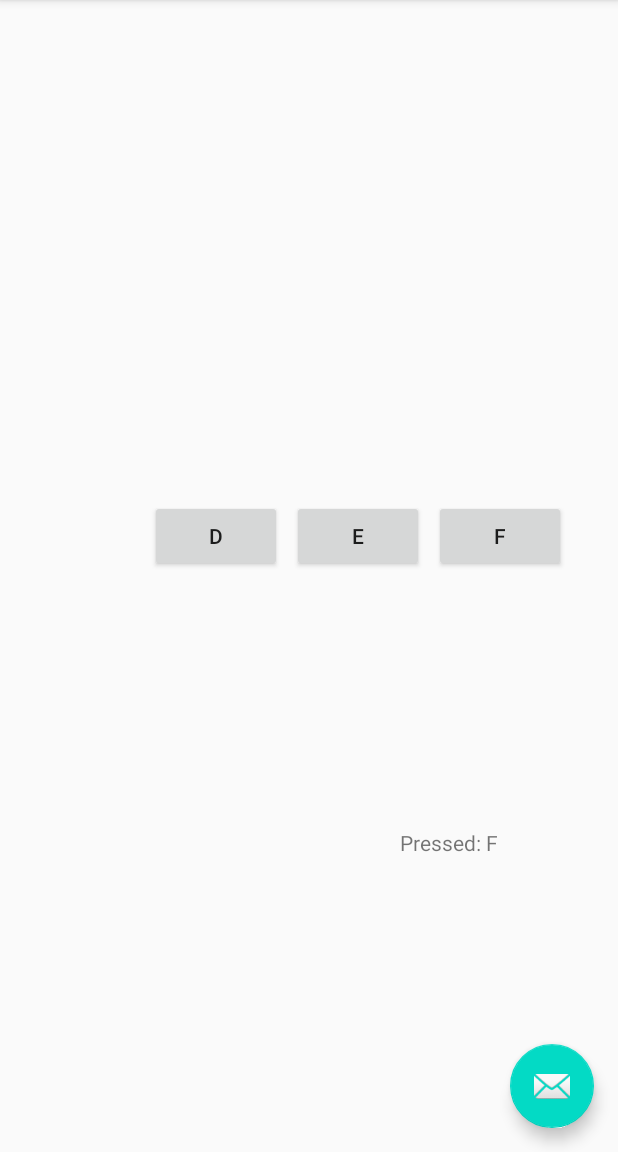
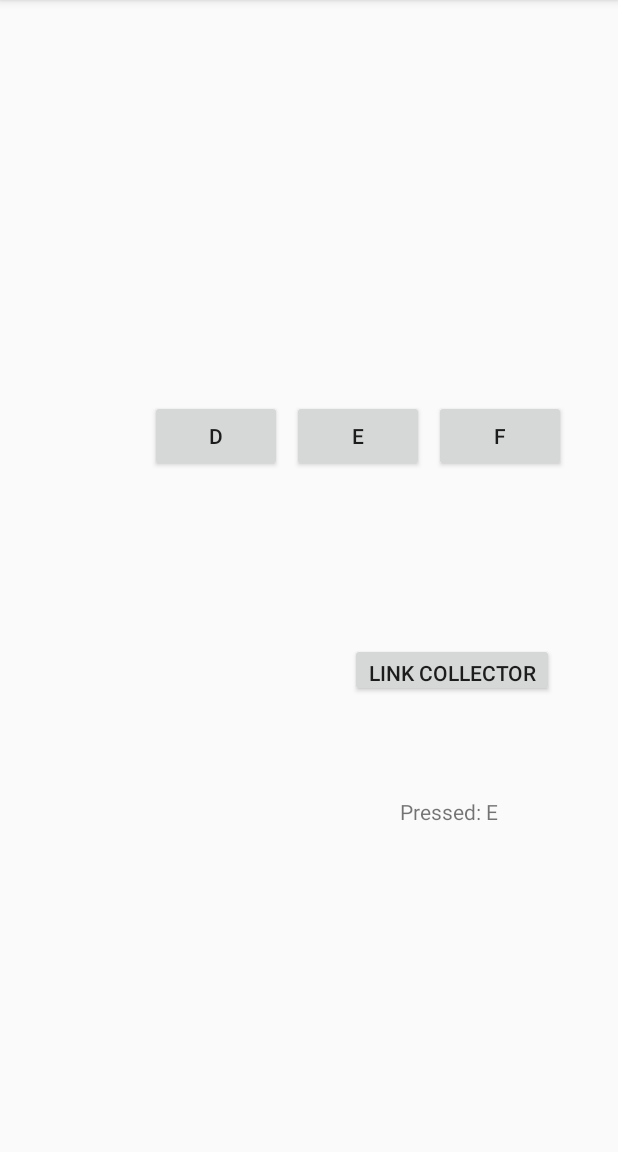
Before and after one commit to creasetopher/NUMAD20Su-ChristopherSims, an Android app: the SecondFragment screen opened through its navigation route, after a tap on an icon or button, on a phone screen of 412 x 824 dp, the part 84-1236 px from its top. Run offline under Robolectric (Android 15) with nearby library versions, the phone set to English and light mode, and no system bars; 1 other tap on this screen came first.

Commit message:
link collector

```diff
--- a/app/build.gradle
+++ b/app/build.gradle
@@ -8,7 +8,7 @@ android {
         applicationId "edu.neu.numad20su_christophersims"
         minSdkVersion 26
         targetSdkVersion 29
-        versionCode 1
+        versionCode 2
         versionName "1.0"
 
         testInstrumentationRunner "androidx.test.runner.AndroidJUnitRunner"
--- a/app/src/main/java/com/example/numad20su_christophersims/MainActivity.java
+++ b/app/src/main/java/com/example/numad20su_christophersims/MainActivity.java
@@ -27,32 +27,35 @@ public class MainActivity extends AppCompatActivity {
         Toolbar toolbar = findViewById(R.id.toolbar);
         setSupportActionBar(toolbar);
 
-        FloatingActionButton fab = findViewById(R.id.fab);
-        fab.setOnClickListener(new View.OnClickListener() {
-            @Override
-            public void onClick(View view) {
-
-                try {
-
-//                    Intent i = new Intent(MainActivity.this, SecondFragment.class);
-//                    startActivity(i);
-
-                NavHostFragment.findNavController(null)
-                        .navigate(R.id.action_FirstFragment_to_SecondFragment);
-
-//                Snackbar.make(view, "Email notifications coming soon!", Snackbar.LENGTH_LONG)
-//                        .setAction("Action", null).show();
-                }
-                catch (Exception e) {
-                    Log.v("M", e.getMessage());
-                }
-            }
-        });
-        ViewGroup.LayoutParams lparams = new ViewGroup.LayoutParams(
-                ViewGroup.LayoutParams.WRAP_CONTENT, ViewGroup.LayoutParams.WRAP_CONTENT);
-        TextView text = new TextView(this);
-        text.setLayoutParams(lparams);
-        text.setText("testerrrr");
+//        FloatingActionButton fab = findViewById(R.id.fab);
+//        fab.setOnClickListener(new View.OnClickListener() {
+//            @Override
+//            public void onClick(View view) {
+//
+//                try {
+//
+////                    Intent i = new Intent(MainActivity.this, SecondFragment.class);
+////                    startActivity(i);
+//
+//                NavHostFragment.findNavController(null)
+//                        .navigate(R.id.action_FirstFragment_to_SecondFragment);
+//
+////                Snackbar.make(view, "Email notifications coming soon!", Snackbar.LENGTH_LONG)
+////                        .setAction("Action", null).show();
+//
+//
+//                }
+//
+//                catch (Exception e) {
+//                    Log.v("M", e.getMessage());
+//                }
+//            }
+//        });
+//        ViewGroup.LayoutParams lparams = new ViewGroup.LayoutParams(
+//                ViewGroup.LayoutParams.WRAP_CONTENT, ViewGroup.LayoutParams.WRAP_CONTENT);
+//        TextView text = new TextView(this);
+//        text.setLayoutParams(lparams);
+////        text.setText("testerrrr");
     }
 
     @Override
--- a/app/src/main/java/com/example/numad20su_christophersims/SecondFragment.java
+++ b/app/src/main/java/com/example/numad20su_christophersims/SecondFragment.java
@@ -19,8 +19,6 @@ public class SecondFragment extends Fragment {
             LayoutInflater inflater, ViewGroup container,
             Bundle savedInstanceState
     ) {
-        // Inflate the layout for this fragment
-
         return inflater.inflate(R.layout.fragment_second, container, false);
 
     }
@@ -28,6 +26,8 @@ public class SecondFragment extends Fragment {
     public void onViewCreated(@NonNull View view, Bundle savedInstanceState) {
         super.onViewCreated(view, savedInstanceState);
         final TextView buttonPressedText =  (TextView)getView().findViewById(R.id.button_text_view);
+
+//        view.findViewById(R.id.button_seventh)
 
         view.findViewById(R.id.button_first).setOnClickListener(new View.OnClickListener() {
             @Override
@@ -58,6 +58,7 @@ public class SecondFragment extends Fragment {
             public void onClick(View view) {
                 buttonPressedText.setText("Pressed: D");
 
+
             }
         });
 
@@ -72,11 +73,21 @@ public class SecondFragment extends Fragment {
         view.findViewById(R.id.button_sixth).setOnClickListener(new View.OnClickListener() {
             @Override
             public void onClick(View view) {
-                buttonPressedText.setText("Pressed: F");
+                buttonPressedText.setText("Pressed: E");
+
+            }
+        });
+
+        view.findViewById(R.id.button_seventh).setOnClickListener(new View.OnClickListener() {
+            @Override
+            public void onClick(View view) {
+                NavHostFragment.findNavController(SecondFragment.this)
+                        .navigate(R.id.action_SecondFragment_to_ThirdFragment);
 
             }
         });
 
 
+
     }
 }
--- a/app/src/main/res/layout/activity_main.xml
+++ b/app/src/main/res/layout/activity_main.xml
@@ -22,12 +22,12 @@
 
     <include layout="@layout/content_main" />
 
-    <com.google.android.material.floatingactionbutton.FloatingActionButton
-        android:id="@+id/fab"
-        android:layout_width="wrap_content"
-        android:layout_height="wrap_content"
-        android:layout_gravity="bottom|end"
-        android:layout_margin="@dimen/fab_margin"
-        app:srcCompat="@android:drawable/ic_dialog_email" />
+<!--    <com.google.android.material.floatingactionbutton.FloatingActionButton-->
+<!--        android:id="@+id/fab"-->
+<!--        android:layout_width="wrap_content"-->
+<!--        android:layout_height="wrap_content"-->
+<!--        android:layout_gravity="bottom|end"-->
+<!--        android:layout_margin="@dimen/fab_margin"-->
+<!--        app:srcCompat="@android:drawable/ic_dialog_email" />-->
 
 </androidx.coordinatorlayout.widget.CoordinatorLayout>
--- a/app/src/main/res/layout/fragment_second.xml
+++ b/app/src/main/res/layout/fragment_second.xml
@@ -1,5 +1,6 @@
 <?xml version="1.0" encoding="utf-8"?>
-<androidx.constraintlayout.widget.ConstraintLayout xmlns:android="http://schemas.android.com/apk/res/android"
+<androidx.constraintlayout.widget.ConstraintLayout
+    xmlns:android="http://schemas.android.com/apk/res/android"
     xmlns:app="http://schemas.android.com/apk/res-auto"
     xmlns:tools="http://schemas.android.com/tools"
     android:layout_width="match_parent"
@@ -10,7 +11,7 @@
         android:layout_width="match_parent"
         android:layout_height="match_parent"
         android:orientation="vertical"
-        android:layout_marginTop="500px"
+        android:layout_marginTop="200px"
         >
 
         <LinearLayout android:id="@+id/linearLayout1"
@@ -19,6 +20,7 @@
             android:layout_alignParentLeft="true"
             android:layout_width="fill_parent"
             android:orientation="horizontal"
+            android:layout_marginTop="200px"
             >
 
             <Button
@@ -62,7 +64,7 @@
 
         <LinearLayout android:id="@+id/linearLayout2"
             android:layout_height="fill_parent"
-            android:layout_weight=".4"
+            android:layout_weight=".8"
             android:layout_alignParentLeft="true"
             android:layout_width="fill_parent"
             android:orientation="horizontal"
@@ -108,10 +110,35 @@
 
         </LinearLayout>
 
+        <LinearLayout android:id="@+id/linearLayout3"
+            android:layout_height="fill_parent"
+            android:layout_weight=".9"
+            android:layout_alignParentLeft="true"
+            android:layout_width="fill_parent"
+            android:orientation="horizontal"
+            android:layout_marginBottom="100px"
+            >
+
+            <Button
+                android:id="@+id/button_seventh"
+                android:layout_width="wrap_content"
+                android:layout_height="wrap_content"
+                android:layout_centerInParent="true"
+                android:text="@string/linkCollector"
+                app:layout_constraintBottom_toBottomOf="parent"
+                app:layout_constraintEnd_toEndOf="parent"
+                app:layout_constraintStart_toStartOf="parent"
+                app:layout_constraintTop_toBottomOf="parent"
+                android:layout_marginLeft="350px"
+                />
+
+
+        </LinearLayout>
+
         <LinearLayout
             android:layout_width="fill_parent"
             android:layout_height="400px"
-        android:orientation="horizontal"
+            android:orientation="horizontal"
             >
 
             <TextView
--- a/app/src/main/res/navigation/nav_graph.xml
+++ b/app/src/main/res/navigation/nav_graph.xml
@@ -10,19 +10,27 @@
         android:name="com.example.numad20su_christophersims.FirstFragment"
         android:label="@string/first_fragment_label"
         tools:layout="@layout/fragment_first">
-
         <action
             android:id="@+id/action_FirstFragment_to_SecondFragment"
-            app:destination="@id/SecondFragment" />
+            app:destination="@id/SecondFragment"
+            app:enterAnim="@anim/nav_default_enter_anim"
+            app:exitAnim="@anim/nav_default_exit_anim" />
     </fragment>
+
+    <fragment
+        android:id="@+id/ThirdFragment"
+        android:name="com.example.numad20su_christophersims.ThirdFragment"
+        android:label="@string/third_fragment_label"
+        tools:layout="@layout/fragment_third"/>
     <fragment
         android:id="@+id/SecondFragment"
         android:name="com.example.numad20su_christophersims.SecondFragment"
         android:label="@string/second_fragment_label"
         tools:layout="@layout/fragment_second">
-
         <action
-            android:id="@+id/action_SecondFragment_to_FirstFragment"
-            app:destination="@id/FirstFragment" />
+            android:id="@+id/action_SecondFragment_to_ThirdFragment"
+            app:destination="@id/ThirdFragment"
+            app:enterAnim="@anim/nav_default_enter_anim"
+            app:exitAnim="@anim/nav_default_exit_anim" />
     </fragment>
 </navigation>
--- a/app/src/main/res/values/strings.xml
+++ b/app/src/main/res/values/strings.xml
@@ -4,6 +4,8 @@
     <!-- Strings used for fragments for navigation -->
     <string name="first_fragment_label">First Fragment</string>
     <string name="second_fragment_label">Second Fragment</string>
+    <string name="third_fragment_label">Third Fragment</string>
+
     <string name="next">Next</string>
     <string name="about">About</string>
     <string name="ButtonA">A</string>
@@ -14,6 +16,8 @@
     <string name="ButtonF">F</string>
     <string name="buttonPressed">Pressed Button </string>
 
+    <string name="linkCollector">Link Collector</string>
+
     <string name="previous">Previous</string>
 
     <string name="hello_first_fragment">Hello first fragment</string>
```
Also changed, not shown: app/src/main/java/com/example/numad20su_christophersims/ThirdFragment.java (added, +189 -0 lines), app/src/main/res/layout/fragment_third.xml (added, +47 -0 lines), 2 other files.
